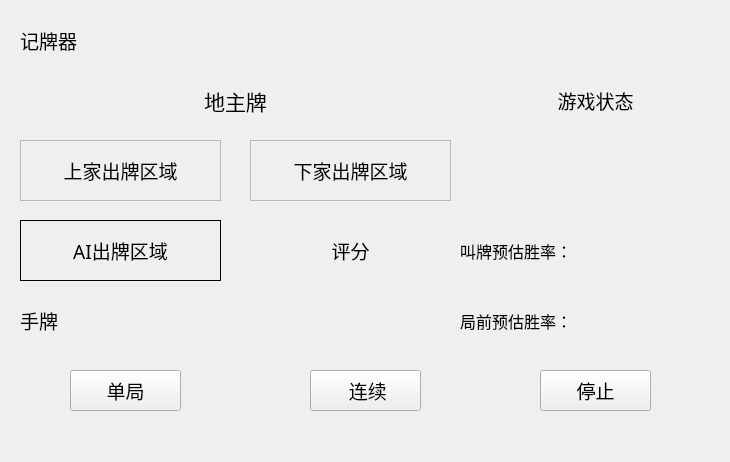
Qt form MainWindow.ui (girgle/DouZero_For_New_HLDDZ) before a commit.
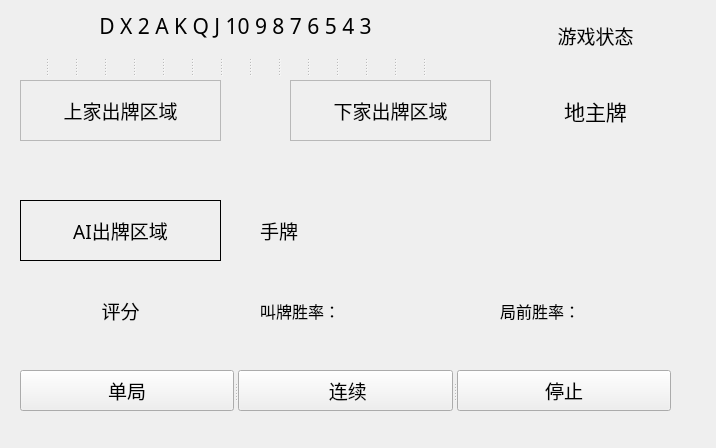
The same form after that commit.

```diff
--- a/MainWindow.ui
+++ b/MainWindow.ui
@@ -6,8 +6,8 @@
    <rect>
     <x>0</x>
     <y>0</y>
-    <width>730</width>
-    <height>462</height>
+    <width>716</width>
+    <height>448</height>
    </rect>
   </property>
   <property name="font">
@@ -28,8 +28,8 @@
   <widget class="QLabel" name="WinRate">
    <property name="geometry">
     <rect>
-     <x>250</x>
-     <y>220</y>
+     <x>20</x>
+     <y>280</y>
      <width>201</width>
      <height>61</height>
     </rect>
@@ -53,9 +53,9 @@
   <widget class="QLabel" name="UserHandCards">
    <property name="geometry">
     <rect>
-     <x>20</x>
-     <y>300</y>
-     <width>431</width>
+     <x>260</x>
+     <y>210</y>
+     <width>421</width>
      <height>41</height>
     </rect>
    </property>
@@ -79,7 +79,7 @@
    <property name="geometry">
     <rect>
      <x>20</x>
-     <y>140</y>
+     <y>80</y>
      <width>201</width>
      <height>61</height>
     </rect>
@@ -103,8 +103,8 @@
   <widget class="QFrame" name="RPlayer">
    <property name="geometry">
     <rect>
-     <x>250</x>
-     <y>140</y>
+     <x>290</x>
+     <y>80</y>
      <width>201</width>
      <height>61</height>
     </rect>
@@ -124,12 +124,37 @@
    <property name="frameShadow">
     <enum>QFrame::Raised</enum>
    </property>
+   <widget class="QLabel" name="RPlayedCard">
+    <property name="geometry">
+     <rect>
+      <x>0</x>
+      <y>0</y>
+      <width>201</width>
+      <height>61</height>
+     </rect>
+    </property>
+    <property name="font">
+     <font>
+      <family>等线</family>
+      <pointsize>14</pointsize>
+      <weight>50</weight>
+      <italic>false</italic>
+      <bold>false</bold>
+     </font>
+    </property>
+    <property name="text">
+     <string>下家出牌区域</string>
+    </property>
+    <property name="alignment">
+     <set>Qt::AlignCenter</set>
+    </property>
+   </widget>
   </widget>
   <widget class="QFrame" name="Player">
    <property name="geometry">
     <rect>
      <x>20</x>
-     <y>220</y>
+     <y>200</y>
      <width>201</width>
      <height>61</height>
     </rect>
@@ -187,10 +212,10 @@
   <widget class="QLabel" name="ThreeLandlordCards">
    <property name="geometry">
     <rect>
-     <x>160</x>
+     <x>520</x>
      <y>80</y>
      <width>151</width>
-     <height>41</height>
+     <height>61</height>
     </rect>
    </property>
    <property name="font">
@@ -212,9 +237,9 @@
   <widget class="QLabel" name="BidWinrate">
    <property name="geometry">
     <rect>
-     <x>460</x>
-     <y>230</y>
-     <width>241</width>
+     <x>260</x>
+     <y>290</y>
+     <width>171</width>
      <height>41</height>
     </rect>
    </property>
@@ -228,15 +253,15 @@
     </font>
    </property>
    <property name="text">
-    <string>叫牌预估胜率：</string>
+    <string>叫牌胜率：</string>
    </property>
   </widget>
   <widget class="QLabel" name="PreWinrate">
    <property name="geometry">
     <rect>
-     <x>460</x>
-     <y>300</y>
-     <width>241</width>
+     <x>500</x>
+     <y>290</y>
+     <width>171</width>
      <height>41</height>
     </rect>
    </property>
@@ -250,60 +275,16 @@
     </font>
    </property>
    <property name="text">
-    <string>局前预估胜率：</string>
-   </property>
-  </widget>
-  <widget class="QPushButton" name="SingleButton">
-   <property name="geometry">
-    <rect>
-     <x>70</x>
-     <y>370</y>
-     <width>111</width>
-     <height>41</height>
-    </rect>
-   </property>
-   <property name="font">
-    <font>
-     <family>等线</family>
-     <pointsize>14</pointsize>
-     <weight>50</weight>
-     <italic>false</italic>
-     <bold>false</bold>
-    </font>
-   </property>
-   <property name="text">
-    <string>单局</string>
-   </property>
-  </widget>
-  <widget class="QPushButton" name="StopButton">
-   <property name="geometry">
-    <rect>
-     <x>540</x>
-     <y>370</y>
-     <width>111</width>
-     <height>41</height>
-    </rect>
-   </property>
-   <property name="font">
-    <font>
-     <family>等线</family>
-     <pointsize>14</pointsize>
-     <weight>50</weight>
-     <italic>false</italic>
-     <bold>false</bold>
-    </font>
-   </property>
-   <property name="text">
-    <string>停止</string>
+    <string>局前胜率：</string>
    </property>
   </widget>
   <widget class="QLabel" name="label">
    <property name="geometry">
     <rect>
-     <x>530</x>
-     <y>70</y>
-     <width>131</width>
-     <height>61</height>
+     <x>520</x>
+     <y>10</y>
+     <width>151</width>
+     <height>51</height>
     </rect>
    </property>
    <property name="font">
@@ -326,7 +307,7 @@
    <property name="geometry">
     <rect>
      <x>20</x>
-     <y>140</y>
+     <y>80</y>
      <width>201</width>
      <height>61</height>
     </rect>
@@ -347,77 +328,401 @@
     <set>Qt::AlignCenter</set>
    </property>
   </widget>
-  <widget class="QLabel" name="RPlayedCard">
+  <widget class="QLabel" name="CardsRecorder">
    <property name="geometry">
     <rect>
-     <x>250</x>
-     <y>140</y>
-     <width>201</width>
-     <height>61</height>
+     <x>20</x>
+     <y>10</y>
+     <width>431</width>
+     <height>31</height>
     </rect>
    </property>
    <property name="font">
     <font>
-     <family>等线</family>
-     <pointsize>14</pointsize>
+     <family>黑体</family>
+     <pointsize>16</pointsize>
      <weight>50</weight>
      <italic>false</italic>
      <bold>false</bold>
     </font>
    </property>
+   <property name="styleSheet">
+    <string notr="true"/>
+   </property>
    <property name="text">
-    <string>下家出牌区域</string>
+    <string>D X 2 A K Q J 10 9 8 7 6 5 4 3</string>
    </property>
    <property name="alignment">
     <set>Qt::AlignCenter</set>
    </property>
   </widget>
-  <widget class="QPushButton" name="LoopButton">
+  <widget class="QSplitter" name="splitter_2">
    <property name="geometry">
     <rect>
-     <x>310</x>
+     <x>20</x>
      <y>370</y>
-     <width>111</width>
+     <width>651</width>
      <height>41</height>
     </rect>
    </property>
-   <property name="font">
-    <font>
-     <family>等线</family>
-     <pointsize>14</pointsize>
-     <weight>50</weight>
-     <italic>false</italic>
-     <bold>false</bold>
-    </font>
+   <property name="orientation">
+    <enum>Qt::Horizontal</enum>
    </property>
-   <property name="text">
-    <string> 连续</string>
-   </property>
+   <widget class="QPushButton" name="SingleButton">
+    <property name="font">
+     <font>
+      <family>等线</family>
+      <pointsize>14</pointsize>
+      <weight>50</weight>
+      <italic>false</italic>
+      <bold>false</bold>
+     </font>
+    </property>
+    <property name="text">
+     <string>单局</string>
+    </property>
+   </widget>
+   <widget class="QPushButton" name="LoopButton">
+    <property name="font">
+     <font>
+      <family>等线</family>
+      <pointsize>14</pointsize>
+      <weight>50</weight>
+      <italic>false</italic>
+      <bold>false</bold>
+     </font>
+    </property>
+    <property name="text">
+     <string> 连续</string>
+    </property>
+   </widget>
+   <widget class="QPushButton" name="StopButton">
+    <property name="font">
+     <font>
+      <family>等线</family>
+      <pointsize>14</pointsize>
+      <weight>50</weight>
+      <italic>false</italic>
+      <bold>false</bold>
+     </font>
+    </property>
+    <property name="text">
+     <string>停止</string>
+    </property>
+   </widget>
   </widget>
-  <widget class="QLabel" name="OtherHandCards">
+  <widget class="QSplitter" name="splitter">
    <property name="geometry">
     <rect>
      <x>20</x>
-     <y>20</y>
-     <width>641</width>
-     <height>41</height>
+     <y>50</y>
+     <width>431</width>
+     <height>31</height>
     </rect>
    </property>
-   <property name="font">
-    <font>
-     <family>等线</family>
-     <pointsize>14</pointsize>
-     <weight>50</weight>
-     <italic>false</italic>
-     <bold>false</bold>
-    </font>
+   <property name="orientation">
+    <enum>Qt::Horizontal</enum>
    </property>
-   <property name="text">
-    <string>记牌器</string>
-   </property>
-   <property name="alignment">
-    <set>Qt::AlignLeading|Qt::AlignLeft|Qt::AlignVCenter</set>
-   </property>
+   <widget class="QLabel" name="label_D">
+    <property name="font">
+     <font>
+      <family>黑体</family>
+      <pointsize>16</pointsize>
+      <weight>75</weight>
+      <italic>false</italic>
+      <bold>true</bold>
+     </font>
+    </property>
+    <property name="styleSheet">
+     <string notr="true">color: rgb(255, 0, 0);</string>
+    </property>
+    <property name="text">
+     <string/>
+    </property>
+    <property name="alignment">
+     <set>Qt::AlignCenter</set>
+    </property>
+   </widget>
+   <widget class="QLabel" name="label_X">
+    <property name="font">
+     <font>
+      <family>黑体</family>
+      <pointsize>16</pointsize>
+      <weight>75</weight>
+      <italic>false</italic>
+      <bold>true</bold>
+     </font>
+    </property>
+    <property name="styleSheet">
+     <string notr="true">color: rgb(255, 0, 0);</string>
+    </property>
+    <property name="text">
+     <string/>
+    </property>
+    <property name="alignment">
+     <set>Qt::AlignCenter</set>
+    </property>
+   </widget>
+   <widget class="QLabel" name="label_2">
+    <property name="font">
+     <font>
+      <family>黑体</family>
+      <pointsize>16</pointsize>
+      <weight>75</weight>
+      <italic>false</italic>
+      <bold>true</bold>
+     </font>
+    </property>
+    <property name="styleSheet">
+     <string notr="true">color: rgb(255, 0, 0);</string>
+    </property>
+    <property name="text">
+     <string/>
+    </property>
+    <property name="alignment">
+     <set>Qt::AlignCenter</set>
+    </property>
+   </widget>
+   <widget class="QLabel" name="label_A">
+    <property name="font">
+     <font>
+      <family>黑体</family>
+      <pointsize>16</pointsize>
+      <weight>75</weight>
+      <italic>false</italic>
+      <bold>true</bold>
+     </font>
+    </property>
+    <property name="styleSheet">
+     <string notr="true">color: rgb(255, 0, 0);</string>
+    </property>
+    <property name="text">
+     <string/>
+    </property>
+    <property name="alignment">
+     <set>Qt::AlignCenter</set>
+    </property>
+   </widget>
+   <widget class="QLabel" name="label_K">
+    <property name="font">
+     <font>
+      <family>黑体</family>
+      <pointsize>16</pointsize>
+      <weight>75</weight>
+      <italic>false</italic>
+      <bold>true</bold>
+     </font>
+    </property>
+    <property name="styleSheet">
+     <string notr="true">color: rgb(255, 0, 0);</string>
+    </property>
+    <property name="text">
+     <string/>
+    </property>
+    <property name="alignment">
+     <set>Qt::AlignCenter</set>
+    </property>
+   </widget>
+   <widget class="QLabel" name="label_Q">
+    <property name="font">
+     <font>
+      <family>黑体</family>
+      <pointsize>16</pointsize>
+      <weight>75</weight>
+      <italic>false</italic>
+      <bold>true</bold>
+     </font>
+    </property>
+    <property name="styleSheet">
+     <string notr="true">color: rgb(255, 0, 0);</string>
+    </property>
+    <property name="text">
+     <string/>
+    </property>
+    <property name="alignment">
+     <set>Qt::AlignCenter</set>
+    </property>
+   </widget>
+   <widget class="QLabel" name="label_J">
+    <property name="font">
+     <font>
+      <family>黑体</family>
+      <pointsize>16</pointsize>
+      <weight>75</weight>
+      <italic>false</italic>
+      <bold>true</bold>
+     </font>
+    </property>
+    <property name="styleSheet">
+     <string notr="true">color: rgb(255, 0, 0);</string>
+    </property>
+    <property name="text">
+     <string/>
+    </property>
+    <property name="alignment">
+     <set>Qt::AlignCenter</set>
+    </property>
+   </widget>
+   <widget class="QLabel" name="label_T">
+    <property name="font">
+     <font>
+      <family>黑体</family>
+      <pointsize>16</pointsize>
+      <weight>75</weight>
+      <italic>false</italic>
+      <bold>true</bold>
+     </font>
+    </property>
+    <property name="styleSheet">
+     <string notr="true">color: rgb(255, 0, 0);</string>
+    </property>
+    <property name="text">
+     <string/>
+    </property>
+    <property name="alignment">
+     <set>Qt::AlignCenter</set>
+    </property>
+   </widget>
+   <widget class="QLabel" name="label_9">
+    <property name="font">
+     <font>
+      <family>黑体</family>
+      <pointsize>16</pointsize>
+      <weight>75</weight>
+      <italic>false</italic>
+      <bold>true</bold>
+     </font>
+    </property>
+    <property name="styleSheet">
+     <string notr="true">color: rgb(255, 0, 0);</string>
+    </property>
+    <property name="text">
+     <string/>
+    </property>
+    <property name="alignment">
+     <set>Qt::AlignCenter</set>
+    </property>
+   </widget>
+   <widget class="QLabel" name="label_8">
+    <property name="font">
+     <font>
+      <family>黑体</family>
+      <pointsize>16</pointsize>
+      <weight>75</weight>
+      <italic>false</italic>
+      <bold>true</bold>
+     </font>
+    </property>
+    <property name="styleSheet">
+     <string notr="true">color: rgb(255, 0, 0);</string>
+    </property>
+    <property name="text">
+     <string/>
+    </property>
+    <property name="alignment">
+     <set>Qt::AlignCenter</set>
+    </property>
+   </widget>
+   <widget class="QLabel" name="label_7">
+    <property name="font">
+     <font>
+      <family>黑体</family>
+      <pointsize>16</pointsize>
+      <weight>75</weight>
+      <italic>false</italic>
+      <bold>true</bold>
+     </font>
+    </property>
+    <property name="styleSheet">
+     <string notr="true">color: rgb(255, 0, 0);</string>
+    </property>
+    <property name="text">
+     <string/>
+    </property>
+    <property name="alignment">
+     <set>Qt::AlignCenter</set>
+    </property>
+   </widget>
+   <widget class="QLabel" name="label_6">
+    <property name="font">
+     <font>
+      <family>黑体</family>
+      <pointsize>16</pointsize>
+      <weight>75</weight>
+      <italic>false</italic>
+      <bold>true</bold>
+     </font>
+    </property>
+    <property name="styleSheet">
+     <string notr="true">color: rgb(255, 0, 0);</string>
+    </property>
+    <property name="text">
+     <string/>
+    </property>
+    <property name="alignment">
+     <set>Qt::AlignCenter</set>
+    </property>
+   </widget>
+   <widget class="QLabel" name="label_5">
+    <property name="font">
+     <font>
+      <family>黑体</family>
+      <pointsize>16</pointsize>
+      <weight>75</weight>
+      <italic>false</italic>
+      <bold>true</bold>
+     </font>
+    </property>
+    <property name="styleSheet">
+     <string notr="true">color: rgb(255, 0, 0);</string>
+    </property>
+    <property name="text">
+     <string/>
+    </property>
+    <property name="alignment">
+     <set>Qt::AlignCenter</set>
+    </property>
+   </widget>
+   <widget class="QLabel" name="label_4">
+    <property name="font">
+     <font>
+      <family>黑体</family>
+      <pointsize>16</pointsize>
+      <weight>75</weight>
+      <italic>false</italic>
+      <bold>true</bold>
+     </font>
+    </property>
+    <property name="styleSheet">
+     <string notr="true">color: rgb(255, 0, 0);</string>
+    </property>
+    <property name="text">
+     <string/>
+    </property>
+    <property name="alignment">
+     <set>Qt::AlignCenter</set>
+    </property>
+   </widget>
+   <widget class="QLabel" name="label_3">
+    <property name="font">
+     <font>
+      <family>黑体</family>
+      <pointsize>16</pointsize>
+      <weight>75</weight>
+      <italic>false</italic>
+      <bold>true</bold>
+     </font>
+    </property>
+    <property name="styleSheet">
+     <string notr="true">color: rgb(255, 0, 0);</string>
+    </property>
+    <property name="text">
+     <string/>
+    </property>
+    <property name="alignment">
+     <set>Qt::AlignCenter</set>
+    </property>
+   </widget>
   </widget>
  </widget>
  <resources>
```
